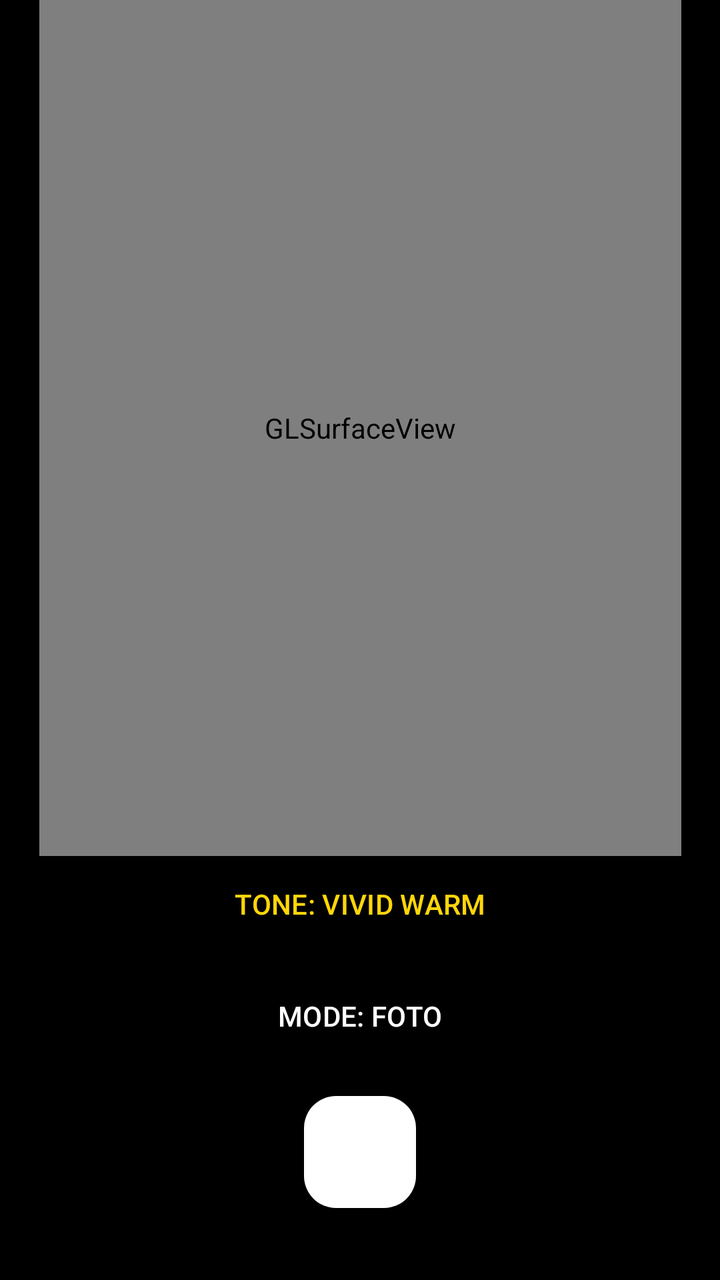
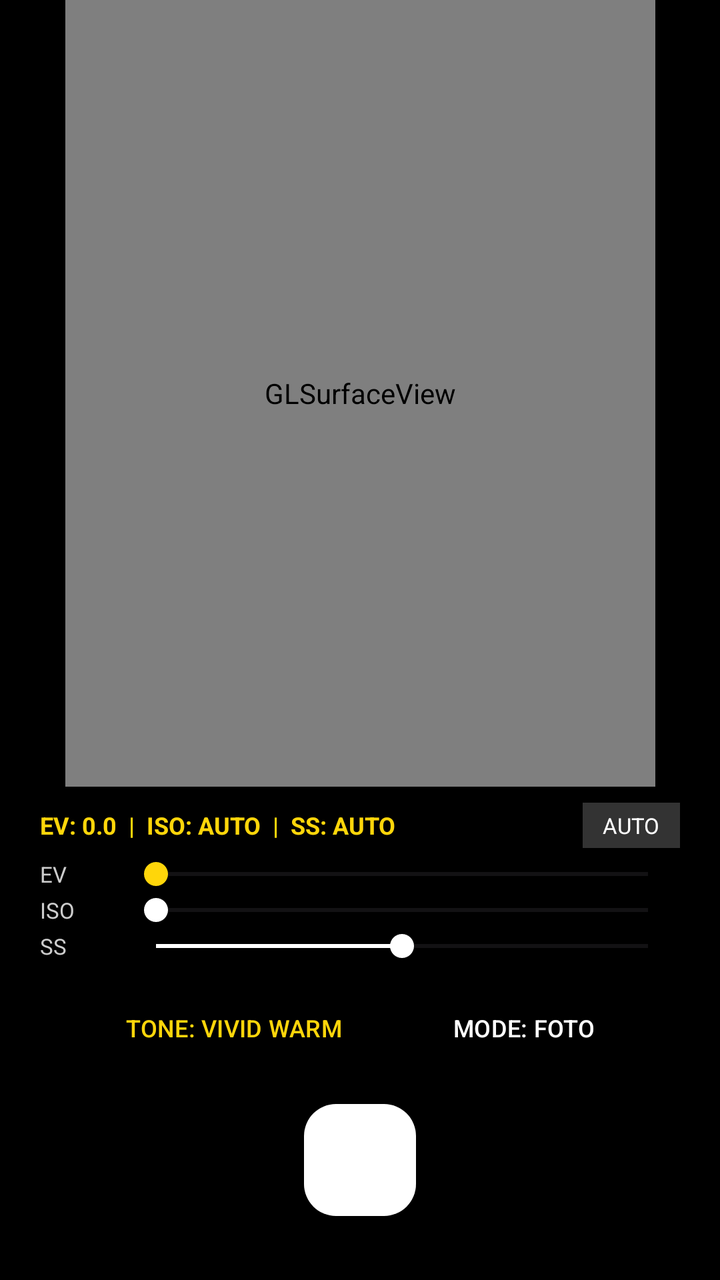

Screens rendered from an Android XML layout before and after an edit, with the pre-edit source and the edit as a unified diff.
<!-- AndroidManifest.xml: application theme Theme.Fotorgrafi -->
<!-- res/layout/activity_main.xml -->
<?xml version="1.0" encoding="utf-8"?>
<androidx.constraintlayout.widget.ConstraintLayout
    xmlns:android="http://schemas.android.com/apk/res/android"
    xmlns:app="http://schemas.android.com/apk/res-auto"
    android:id="@+id/main"
    android:layout_width="match_parent"
    android:layout_height="match_parent"
    android:background="#000000">

    <android.opengl.GLSurfaceView
        android:id="@+id/glViewFinder"
        android:layout_width="0dp"
        android:layout_height="0dp"
        app:layout_constraintDimensionRatio="3:4"
        app:layout_constraintTop_toTopOf="parent"
        app:layout_constraintBottom_toTopOf="@id/btnColorTone"
        app:layout_constraintStart_toStartOf="parent"
        app:layout_constraintEnd_toEndOf="parent" />

    <com.google.android.material.button.MaterialButton
        android:id="@+id/btnColorTone"
        android:layout_width="wrap_content"
        android:layout_height="wrap_content"
        android:layout_marginBottom="8dp"
        android:text="TONE: VIVID WARM"
        android:textColor="#FFD60A"
        app:backgroundTint="#66000000"
        app:cornerRadius="20dp"
        app:layout_constraintBottom_toTopOf="@id/btnSwitchMode"
        app:layout_constraintStart_toStartOf="parent"
        app:layout_constraintEnd_toEndOf="parent" />

    <com.google.android.material.button.MaterialButton
        android:id="@+id/btnSwitchMode"
        android:layout_width="wrap_content"
        android:layout_height="wrap_content"
        android:layout_marginBottom="16dp"
        android:text="MODE: FOTO"
        android:textColor="#FFFFFF"
        app:backgroundTint="#66000000"
        app:cornerRadius="20dp"
        app:layout_constraintBottom_toTopOf="@id/btnCapture"
        app:layout_constraintStart_toStartOf="parent"
        app:layout_constraintEnd_toEndOf="parent" />

    <com.google.android.material.floatingactionbutton.FloatingActionButton
        android:id="@+id/btnCapture"
        android:layout_width="wrap_content"
        android:layout_height="wrap_content"
        android:layout_marginBottom="36dp"
        android:contentDescription="Ambil Foto atau Rekam Video"
        app:backgroundTint="#FFFFFF"
        app:layout_constraintBottom_toBottomOf="parent"
        app:layout_constraintStart_toStartOf="parent"
        app:layout_constraintEnd_toEndOf="parent" />

</androidx.constraintlayout.widget.ConstraintLayout>
<!-- resources referenced by this layout -->
<resources>
  <style name="Theme.Fotorgrafi" parent="Base.Theme.Fotorgrafi" />
  <style name="Base.Theme.Fotorgrafi" parent="Theme.Material3.DayNight.NoActionBar">
          
          
      </style>
</resources>

<!-- the commit's change to res/layout/activity_main.xml (unified diff, before → after) -->
@@ -13,41 +13,164 @@
         android:layout_height="0dp"
         app:layout_constraintDimensionRatio="3:4"
         app:layout_constraintTop_toTopOf="parent"
-        app:layout_constraintBottom_toTopOf="@id/btnColorTone"
+        app:layout_constraintBottom_toTopOf="@id/proControlPanel"
         app:layout_constraintStart_toStartOf="parent"
         app:layout_constraintEnd_toEndOf="parent" />
 
-    <com.google.android.material.button.MaterialButton
-        android:id="@+id/btnColorTone"
+    
+    <LinearLayout
+        android:id="@+id/proControlPanel"
+        android:layout_width="0dp"
+        android:layout_height="wrap_content"
+        android:orientation="vertical"
+        android:paddingHorizontal="20dp"
+        android:paddingVertical="8dp"
+        android:background="#99000000"
+        app:layout_constraintBottom_toTopOf="@id/topActionRow"
+        app:layout_constraintStart_toStartOf="parent"
+        app:layout_constraintEnd_toEndOf="parent">
+
+        <LinearLayout
+            android:layout_width="match_parent"
+            android:layout_height="wrap_content"
+            android:orientation="horizontal"
+            android:gravity="center_vertical">
+
+            <TextView
+                android:id="@+id/tvProLabel"
+                android:layout_width="0dp"
+                android:layout_height="wrap_content"
+                android:layout_weight="1"
+                android:text="EV: 0.0  |  ISO: AUTO  |  SS: AUTO"
+                android:textColor="#FFD60A"
+                android:textSize="12sp"
+                android:textStyle="bold" />
+
+            <TextView
+                android:id="@+id/btnResetAuto"
+                android:layout_width="wrap_content"
+                android:layout_height="wrap_content"
+                android:paddingHorizontal="10dp"
+                android:paddingVertical="4dp"
+                android:text="AUTO"
+                android:textColor="#FFFFFF"
+                android:textSize="11sp"
+                android:background="#33FFFFFF" />
+        </LinearLayout>
+
+        
+        <LinearLayout
+            android:layout_width="match_parent"
+            android:layout_height="wrap_content"
+            android:orientation="horizontal"
+            android:gravity="center_vertical"
+            android:layout_marginTop="4dp">
+
+            <TextView
+                android:layout_width="42dp"
+                android:layout_height="wrap_content"
+                android:text="EV"
+                android:textColor="#CCCCCC"
+                android:textSize="11sp" />
+
+            <SeekBar
+                android:id="@+id/seekEv"
+                android:layout_width="0dp"
+                android:layout_height="wrap_content"
+                android:layout_weight="1"
+                android:progressTint="#FFD60A"
+                android:thumbTint="#FFD60A" />
+        </LinearLayout>
+
+        
+        <LinearLayout
+            android:layout_width="match_parent"
+            android:layout_height="wrap_content"
+            android:orientation="horizontal"
+            android:gravity="center_vertical">
+
+            <TextView
+                android:layout_width="42dp"
+                android:layout_height="wrap_content"
+                android:text="ISO"
+                android:textColor="#CCCCCC"
+                android:textSize="11sp" />
+
+            <SeekBar
+                android:id="@+id/seekIso"
+                android:layout_width="0dp"
+                android:layout_height="wrap_content"
+                android:layout_weight="1"
+                android:max="100"
+                android:progress="0"
+                android:progressTint="#FFFFFF"
+                android:thumbTint="#FFFFFF" />
+        </LinearLayout>
+
+        
+        <LinearLayout
+            android:layout_width="match_parent"
+            android:layout_height="wrap_content"
+            android:orientation="horizontal"
+            android:gravity="center_vertical">
+
+            <TextView
+                android:layout_width="42dp"
+                android:layout_height="wrap_content"
+                android:text="SS"
+                android:textColor="#CCCCCC"
+                android:textSize="11sp" />
+
+            <SeekBar
+                android:id="@+id/seekShutter"
+                android:layout_width="0dp"
+                android:layout_height="wrap_content"
+                android:layout_weight="1"
+                android:max="100"
+                android:progress="50"
+                android:progressTint="#FFFFFF"
+                android:thumbTint="#FFFFFF" />
+        </LinearLayout>
+    </LinearLayout>
+
+    
+    <LinearLayout
+        android:id="@+id/topActionRow"
         android:layout_width="wrap_content"
         android:layout_height="wrap_content"
-        android:layout_marginBottom="8dp"
-        android:text="TONE: VIVID WARM"
-        android:textColor="#FFD60A"
-        app:backgroundTint="#66000000"
-        app:cornerRadius="20dp"
-        app:layout_constraintBottom_toTopOf="@id/btnSwitchMode"
-        app:layout_constraintStart_toStartOf="parent"
-        app:layout_constraintEnd_toEndOf="parent" />
-
-    <com.google.android.material.button.MaterialButton
-        android:id="@+id/btnSwitchMode"
-        android:layout_width="wrap_content"
-        android:layout_height="wrap_content"
-        android:layout_marginBottom="16dp"
-        android:text="MODE: FOTO"
-        android:textColor="#FFFFFF"
-        app:backgroundTint="#66000000"
-        app:cornerRadius="20dp"
+        android:orientation="horizontal"
+        android:layout_marginBottom="14dp"
         app:layout_constraintBottom_toTopOf="@id/btnCapture"
         app:layout_constraintStart_toStartOf="parent"
-        app:layout_constraintEnd_toEndOf="parent" />
+        app:layout_constraintEnd_toEndOf="parent">
+
+        <com.google.android.material.button.MaterialButton
+            android:id="@+id/btnColorTone"
+            android:layout_width="wrap_content"
+            android:layout_height="wrap_content"
+            android:layout_marginEnd="8dp"
+            android:text="TONE: VIVID WARM"
+            android:textColor="#FFD60A"
+            android:textSize="12sp"
+            app:backgroundTint="#66000000"
+            app:cornerRadius="20dp" />
+
+        <com.google.android.material.button.MaterialButton
+            android:id="@+id/btnSwitchMode"
+            android:layout_width="wrap_content"
+            android:layout_height="wrap_content"
+            android:text="MODE: FOTO"
+            android:textColor="#FFFFFF"
+            android:textSize="12sp"
+            app:backgroundTint="#66000000"
+            app:cornerRadius="20dp" />
+    </LinearLayout>
 
     <com.google.android.material.floatingactionbutton.FloatingActionButton
         android:id="@+id/btnCapture"
         android:layout_width="wrap_content"
         android:layout_height="wrap_content"
-        android:layout_marginBottom="36dp"
+        android:layout_marginBottom="32dp"
         android:contentDescription="Ambil Foto atau Rekam Video"
         app:backgroundTint="#FFFFFF"
         app:layout_constraintBottom_toBottomOf="parent"
